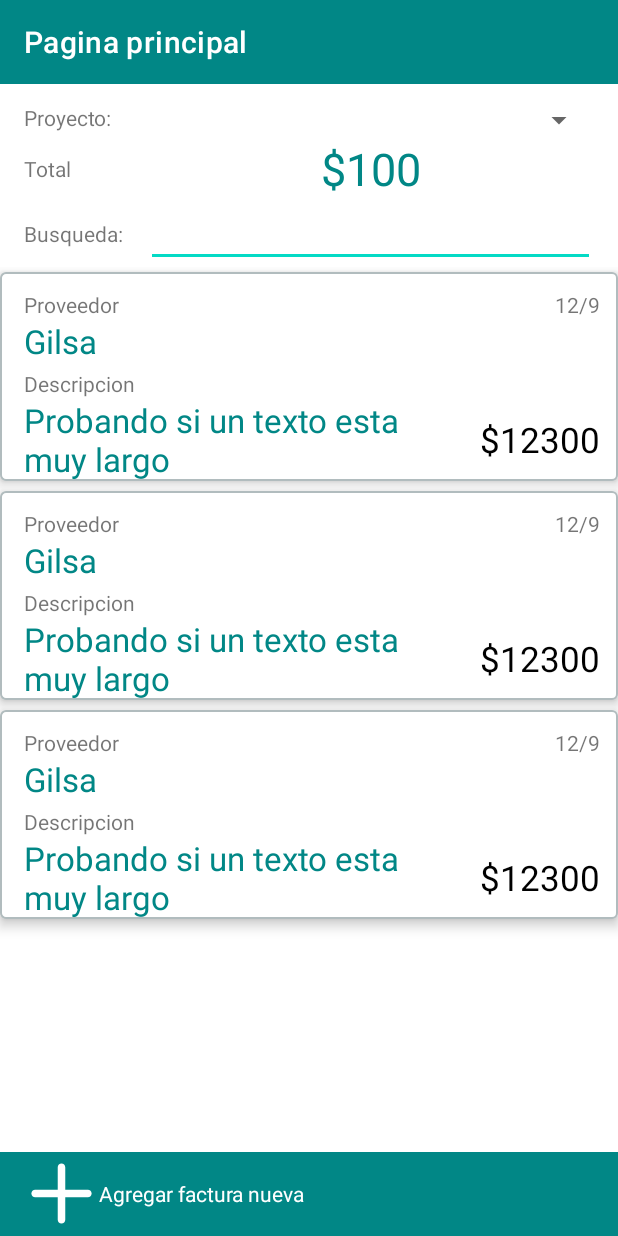
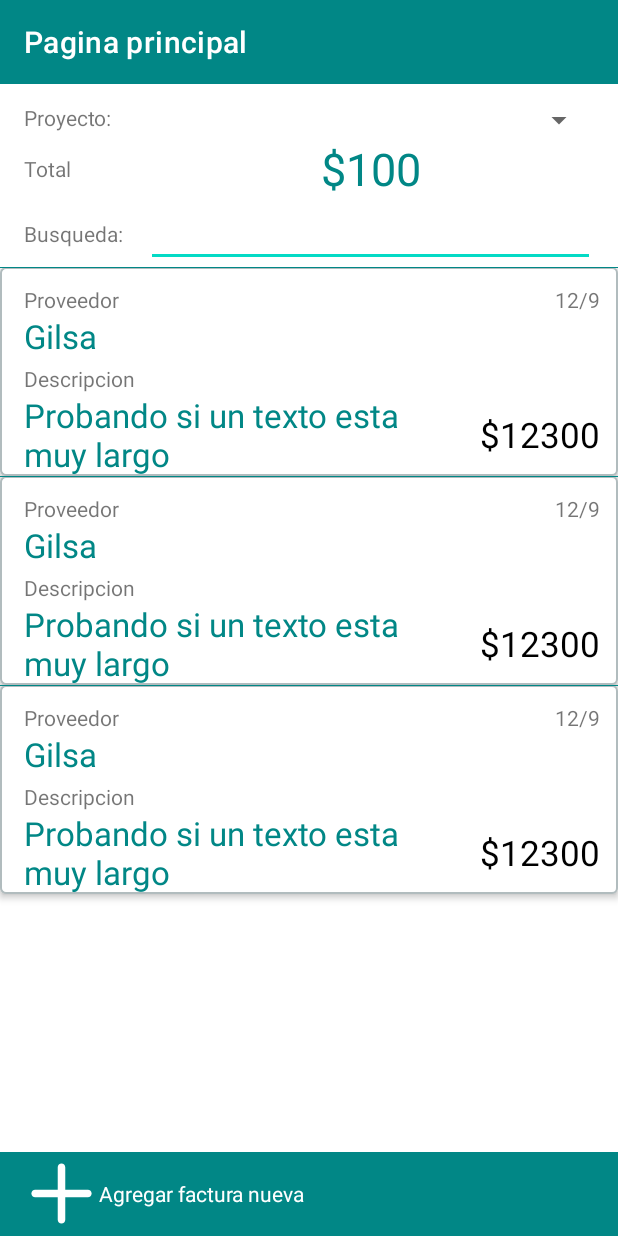
Before and after one commit to Maxrod98/CartoApp, an Android app: the layout fragment_invoice.xml on its own in the app's theme, with its tools: preview values and no code run, on a phone screen of 412 x 824 dp. Run offline under Robolectric (Android 15) with nearby library versions, the phone set to English and light mode, and no system bars.

Commit message:
Refactorizacion de casi todos los fragments, menos Files

```diff
--- a/CartoApp/app/src/main/java/com/ecarto/cartoapp/database/DAOs/InvoiceDetailDAO.java
+++ b/CartoApp/app/src/main/java/com/ecarto/cartoapp/database/DAOs/InvoiceDetailDAO.java
@@ -51,4 +51,7 @@ public interface InvoiceDetailDAO {
 
     @Update
     Single<Integer> updateInvoiceEntity(InvoiceEntity invoiceEntity);
+
+
+
 }
--- a/CartoApp/app/src/main/java/com/ecarto/cartoapp/database/Repositories/InvoiceRepository.java
+++ b/CartoApp/app/src/main/java/com/ecarto/cartoapp/database/Repositories/InvoiceRepository.java
@@ -67,4 +67,8 @@ public class InvoiceRepository {
         return invoiceDetailDAO.deleteInvoiceDetail(invoiceDetailEntity);
     }
 
+    public Single<Integer> sumAllInvoiceEntitiesByParams(Long projectID){
+        return invoiceDAO.sumAllInvoiceEntitiesByParams(projectID);
+    }
+
 }
--- a/CartoApp/app/src/main/java/com/ecarto/cartoapp/ui/AddProjectF.java
+++ b/CartoApp/app/src/main/java/com/ecarto/cartoapp/ui/AddProjectF.java
@@ -37,21 +37,17 @@ public class AddProjectF extends Fragment {
     @Override
     public View onCreateView(@NonNull LayoutInflater inflater, @Nullable ViewGroup container, @Nullable Bundle savedInstanceState) {
         binding = FragmentAddProjectBinding.inflate(inflater, container, false);
-
         initElems();
         initListeners();
-
         return binding.getRoot();
     }
 
     private void initElems() {
         projectRepository = new ProjectRepository(getActivity().getApplication());
-
         final Calendar calendar = Calendar.getInstance();
         day = calendar.get(Calendar.DAY_OF_MONTH);
         month = calendar.get(Calendar.MONTH);
         year_ = calendar.get(Calendar.YEAR);
-
         binding.etStartDate.setText(day + "/" + (month + 1) + "/" + year_);
     }
 
@@ -98,6 +94,4 @@ public class AddProjectF extends Fragment {
             NavHostFragment.findNavController(this).popBackStack();
         }
     }
-
-
 }
--- a/CartoApp/app/src/main/java/com/ecarto/cartoapp/ui/Invoice/InvoiceA.java
+++ b/CartoApp/app/src/main/java/com/ecarto/cartoapp/ui/Invoice/InvoiceA.java
@@ -55,7 +55,7 @@ public class InvoiceA extends RecyclerView.Adapter<InvoiceA.InvoiceViewHolder> {
         holder.txtSeller.getRootView().setOnClickListener((v) -> {
             selector.onItemClickSelection(position);
             notifyDataSetChanged();
-            listener.onInvoiceSelectedClick(elements.get(position));
+            listener.onInvoiceClick(elements.get(position));
         });
 
         holder.txtSeller.getRootView().setOnLongClickListener((v -> {
@@ -85,13 +85,13 @@ public class InvoiceA extends RecyclerView.Adapter<InvoiceA.InvoiceViewHolder> {
             txtDescription = itemView.findViewById(R.id.txtDescription);
             txtSeller = itemView.findViewById(R.id.txtSeller);
             txtTotalCost = itemView.findViewById(R.id.txtTotalCost);
-            vSelectionBar = itemView.findViewById(R.id.vSelectorBar);
+            vSelectionBar = itemView.findViewById(R.id.vSelectorBar_invoiceItem);
         }
     }
 
     public interface Listener {
         //selector
-        void onInvoiceSelectedClick(ExtendedInvoiceEntity extendedInvoiceEntity);
+        void onInvoiceClick(ExtendedInvoiceEntity extendedInvoiceEntity);
         void onInvoiceLongClick(ExtendedInvoiceEntity extendedInvoiceEntity);
     }
 }
--- a/CartoApp/app/src/main/java/com/ecarto/cartoapp/ui/Invoice/InvoiceOptionsF.java
+++ b/CartoApp/app/src/main/java/com/ecarto/cartoapp/ui/Invoice/InvoiceOptionsF.java
@@ -38,14 +38,12 @@ public class InvoiceOptionsF extends Fragment {
     @Override
     public View onCreateView(@NonNull LayoutInflater inflater, @Nullable ViewGroup container, @Nullable Bundle savedInstanceState) {
         binding = DialogInvoiceOptionsBinding.inflate(inflater, container, false);
-
         return binding.getRoot();
     }
 
     @Override
     public void onStart() {
         super.onStart();
-
         initElems();
         initListeners();
     }
--- a/CartoApp/app/src/main/java/com/ecarto/cartoapp/ui/InvoiceDetail/InvoiceDetailOptionsF.java
+++ b/CartoApp/app/src/main/java/com/ecarto/cartoapp/ui/InvoiceDetail/InvoiceDetailOptionsF.java
@@ -34,12 +34,8 @@ public class InvoiceDetailOptionsF extends Fragment {
     InvoiceDetailEntity invoiceDetailEntity;
     InvoiceRepository invoiceRepository;
     SharedPreferences sharedPreferences;
-    Listener listener = null;
 
     Long invoiceDetailID;
-
-    public InvoiceDetailOptionsF() {
-    }
 
     @Nullable
     @Override
@@ -115,5 +111,4 @@ public class InvoiceDetailOptionsF extends Fragment {
 
     public interface Listener {
     }
-
 }
--- a/CartoApp/app/src/main/res/layout/fragment_invoice.xml
+++ b/CartoApp/app/src/main/res/layout/fragment_invoice.xml
@@ -90,6 +90,14 @@
             app:layout_constraintTop_toTopOf="@+id/spProject"
             app:layout_constraintVertical_bias="0.2" />
 
+        <View
+            android:layout_width="match_parent"
+            android:layout_height="1dp"
+            android:background="@color/teal_700"
+            app:layout_constraintEnd_toEndOf="parent"
+            app:layout_constraintStart_toStartOf="parent"
+            app:layout_constraintTop_toBottomOf="parent" />
+
 
     </androidx.constraintlayout.widget.ConstraintLayout>
 
@@ -143,6 +151,28 @@
         app:layout_constraintTop_toBottomOf="@+id/invoiceHeader" />
 
 
+    <androidx.constraintlayout.widget.ConstraintLayout
+        android:id="@+id/progressBarLoading"
+        android:layout_width="match_parent"
+        android:layout_height="0dp"
+        app:layout_constraintBottom_toBottomOf="@+id/invoice_recycler_view"
+        app:layout_constraintEnd_toEndOf="parent"
+        app:layout_constraintStart_toStartOf="parent"
+        app:layout_constraintTop_toBottomOf="@+id/invoiceHeader"
+        android:background="@color/white"
+        android:visibility="invisible">
 
+        <ProgressBar
+            style="?android:attr/progressBarStyleLarge"
+            android:layout_width="0dp"
+            android:layout_height="wrap_content"
+            android:indeterminate="true"
+            app:layout_constraintBottom_toBottomOf="parent"
+            app:layout_constraintEnd_toEndOf="parent"
+            app:layout_constraintStart_toStartOf="parent"
+            app:layout_constraintTop_toTopOf="parent"
+            tools:visibility="visible" />
+
+    </androidx.constraintlayout.widget.ConstraintLayout>
 
 </androidx.constraintlayout.widget.ConstraintLayout>
--- a/CartoApp/app/src/main/res/layout/invoice_item.xml
+++ b/CartoApp/app/src/main/res/layout/invoice_item.xml
@@ -5,10 +5,17 @@
     android:id="@+id/invoice_item"
     android:layout_width="match_parent"
     android:layout_height="wrap_content"
-    android:layout_marginVertical="3dp"
+
     android:background="@drawable/rounded_corner"
-    android:elevation="5dp">
+    android:elevation="3dp">
 
+    <View
+        android:layout_width="match_parent"
+        android:layout_height="1dp"
+        android:background="@color/teal_700"
+        app:layout_constraintBottom_toTopOf="parent"
+        app:layout_constraintEnd_toEndOf="parent"
+        app:layout_constraintStart_toStartOf="parent" />
 
     <TextView
         android:id="@+id/txtDescription"
@@ -28,10 +35,9 @@
         style="@style/ListTextLabel"
         android:layout_width="wrap_content"
         android:layout_height="wrap_content"
-        android:layout_marginStart="16dp"
         android:layout_marginTop="33dp"
         android:text="Descripcion"
-        app:layout_constraintStart_toStartOf="@+id/vSelectorBar"
+        app:layout_constraintStart_toStartOf="@+id/lblSeller"
         app:layout_constraintTop_toTopOf="@+id/txtSeller" />
 
     <TextView
@@ -53,7 +59,7 @@
         android:layout_height="wrap_content"
         android:layout_marginTop="@dimen/margin_vertical"
         android:text="Proveedor"
-        app:layout_constraintStart_toEndOf="@+id/vSelectorBar"
+        app:layout_constraintStart_toEndOf="@+id/vSelectorBar_invoiceItem"
         app:layout_constraintTop_toTopOf="parent" />
 
     <TextView
@@ -85,7 +91,7 @@
     </TextView>
 
     <View
-        android:id="@+id/vSelectorBar"
+        android:id="@+id/vSelectorBar_invoiceItem"
         android:layout_width="@dimen/margin_horizontal"
         android:layout_height="0dp"
         android:background="@color/teal_700"
```
Also changed, not shown: CartoApp/app/src/main/java/com/ecarto/cartoapp/database/DAOs/InvoiceDAO.java (+11 -6 lines), CartoApp/app/src/main/java/com/ecarto/cartoapp/ui/Files/AddFileF.java (+1 -14 lines), CartoApp/app/src/main/java/com/ecarto/cartoapp/ui/Invoice/InsertInvoiceF.java (+1 -6 lines), CartoApp/app/src/main/java/com/ecarto/cartoapp/ui/Invoice/InvoiceF.java (+125 -80 lines), CartoApp/app/src/main/java/com/ecarto/cartoapp/ui/InvoiceDetail/InsertInvoiceDetailF.java (+1 -20 lines), CartoApp/app/src/main/java/com/ecarto/cartoapp/ui/InvoiceDetail/InvoiceDetailF.java (+3 -11 lines), CartoApp/app/src/main/java/com/ecarto/cartoapp/ui/InvoiceDetail/ShowNotesF.java (+1 -13 lines), CartoApp/app/src/main/java/com/ecarto/cartoapp/ui/LoginF.java (+1 -6 lines), CartoApp/app/src/main/java/com/ecarto/cartoapp/ui/MainActivity.java (+0 -10 lines).
